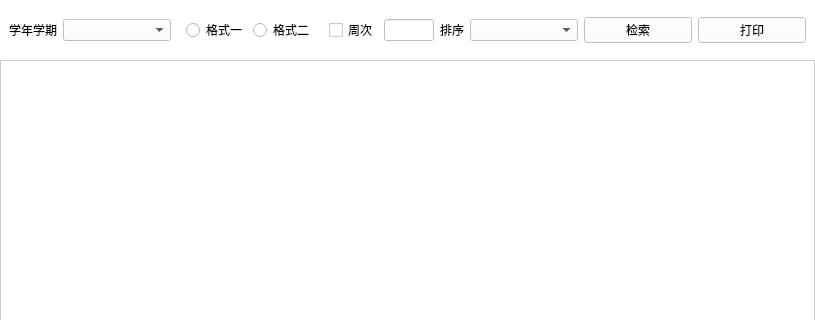
The window that Qt-Zhku-Client/CurriculumArrangement_Ui.ui (yujiecong/Qt-Zhku-Client) describes before a commit, drawn with Qt 5; both pictures show x 0 to 815 and y 0 to 320 of the 815 by 516 pixel window.
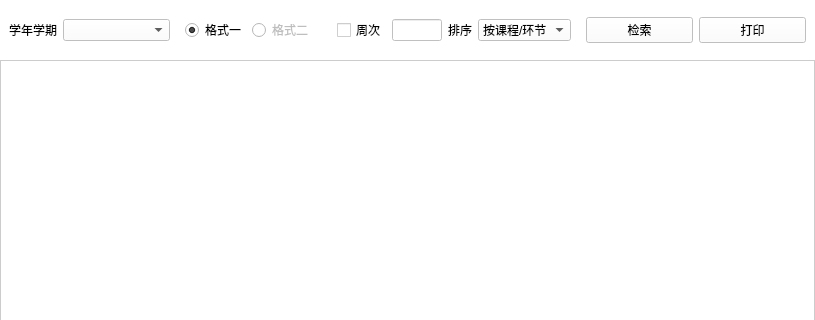
The same window after the commit.

Patch:
```diff
--- a/Qt-Zhku-Client/CurriculumArrangement_Ui.ui
+++ b/Qt-Zhku-Client/CurriculumArrangement_Ui.ui
@@ -59,10 +59,16 @@
            <property name="text">
             <string>格式一</string>
            </property>
+           <property name="checked">
+            <bool>true</bool>
+           </property>
           </widget>
          </item>
          <item>
           <widget class="QRadioButton" name="radioButton_2">
+           <property name="enabled">
+            <bool>false</bool>
+           </property>
            <property name="text">
             <string>格式二</string>
            </property>
@@ -72,7 +78,13 @@
        </widget>
       </item>
       <item>
+       <widget class="QWidget" name="type1Widget" native="true">
+        <layout class="QHBoxLayout" name="horizontalLayout_3">
+         <item>
        <widget class="QCheckBox" name="checkBox">
+           <property name="enabled">
+            <bool>true</bool>
+           </property>
         <property name="sizePolicy">
          <sizepolicy hsizetype="Fixed" vsizetype="Fixed">
           <horstretch>0</horstretch>
@@ -82,10 +94,16 @@
         <property name="text">
          <string>周次</string>
         </property>
+           <property name="checked">
+            <bool>false</bool>
+           </property>
        </widget>
       </item>
       <item>
        <widget class="QLineEdit" name="lineEdit">
+           <property name="enabled">
+            <bool>false</bool>
+           </property>
         <property name="sizePolicy">
          <sizepolicy hsizetype="Fixed" vsizetype="Fixed">
           <horstretch>0</horstretch>
@@ -98,6 +116,9 @@
           <height>16777215</height>
          </size>
         </property>
+           <property name="text">
+            <string/>
+           </property>
        </widget>
       </item>
       <item>
@@ -114,10 +135,24 @@
        </widget>
       </item>
       <item>
-       <widget class="QComboBox" name="comboBox_2"/>
+          <widget class="QComboBox" name="comboBox_2">
+           <item>
+            <property name="text">
+             <string>按课程/环节</string>
+            </property>
       </item>
       <item>
-       <widget class="QPushButton" name="pushButton">
+            <property name="text">
+             <string>按时间</string>
+            </property>
+           </item>
+          </widget>
+         </item>
+        </layout>
+       </widget>
+      </item>
+      <item>
+       <widget class="QPushButton" name="queryCurriculumBtn">
         <property name="text">
          <string>检索</string>
         </property>
```
Left out of the diff: 33 changed lines with no effect on the pictures. Lines whose indentation alone changed are shown as unchanged.
